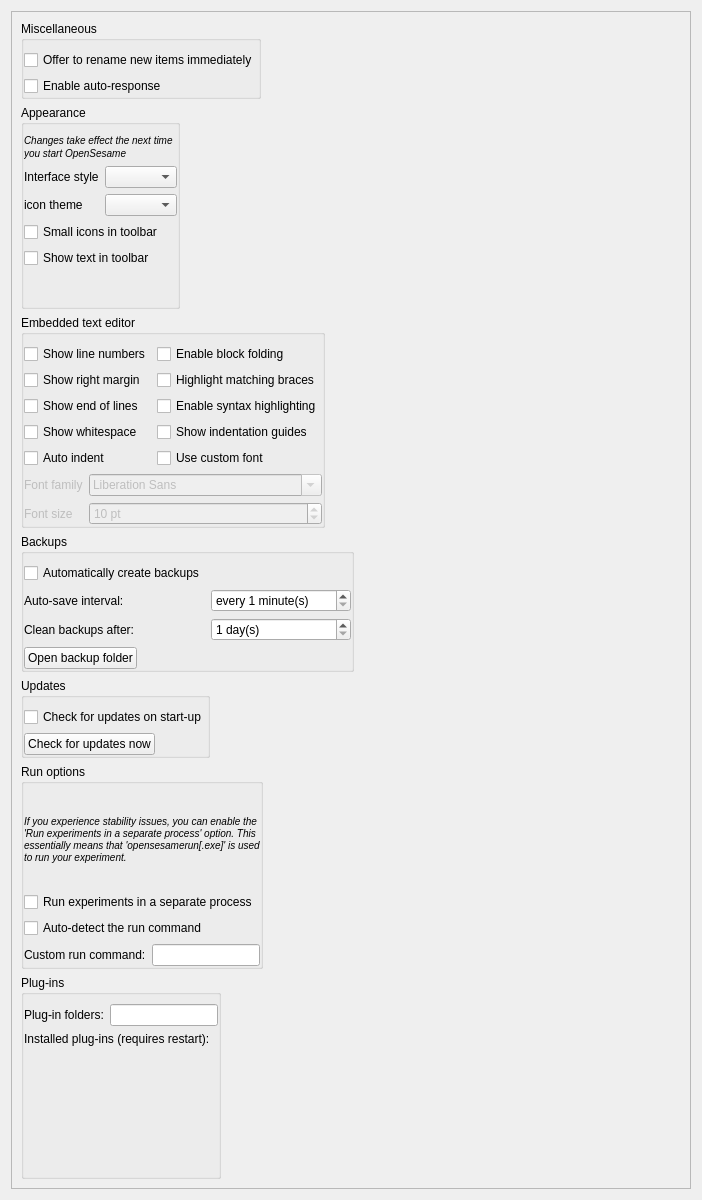
Old version of the form resources/ui/preferences_widget.ui in the repository open-cogsci/OpenSesame.
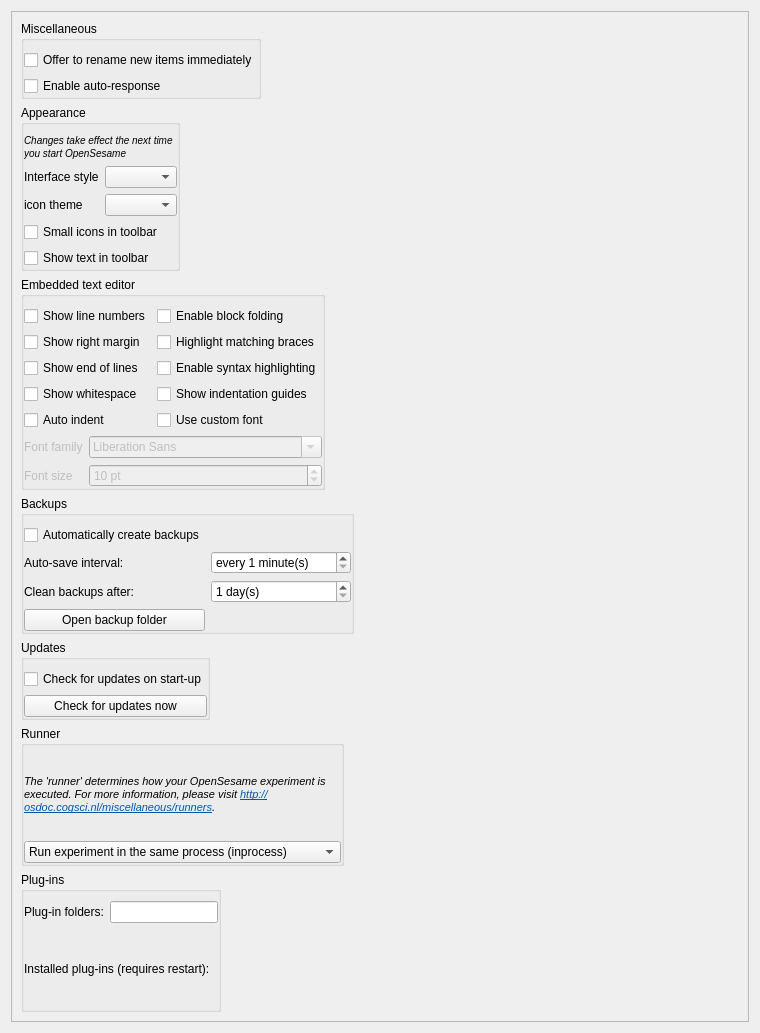
New version of the form. Icons and pictures are not drawn.

Commit message: Update preferences widget for runner selection

Patch:
```diff
--- a/resources/ui/preferences_widget.ui
+++ b/resources/ui/preferences_widget.ui
@@ -6,8 +6,8 @@
    <rect>
     <x>0</x>
     <y>0</y>
-    <width>702</width>
-    <height>1200</height>
+    <width>760</width>
+    <height>1033</height>
    </rect>
   </property>
   <property name="windowTitle">
@@ -24,8 +24,8 @@
        <rect>
         <x>0</x>
         <y>0</y>
-        <width>682</width>
-        <height>1180</height>
+        <width>746</width>
+        <height>1019</height>
        </rect>
       </property>
       <layout class="QVBoxLayout" name="verticalLayout_2">
@@ -81,7 +81,7 @@
          <property name="title">
           <string>Appearance</string>
          </property>
-         <layout class="QFormLayout" name="formLayout_4">
+         <layout class="QGridLayout" name="gridLayout_4">
           <property name="leftMargin">
            <number>0</number>
           </property>
@@ -153,10 +153,7 @@
          <property name="title">
           <string>Embedded text editor</string>
          </property>
-         <layout class="QFormLayout" name="formLayout_5">
-          <property name="fieldGrowthPolicy">
-           <enum>QFormLayout::AllNonFixedFieldsGrow</enum>
-          </property>
+         <layout class="QGridLayout" name="gridLayout_2">
           <property name="leftMargin">
            <number>0</number>
           </property>
@@ -298,22 +295,22 @@
          <property name="flat">
           <bool>false</bool>
          </property>
-         <layout class="QFormLayout" name="formLayout_2">
+         <layout class="QGridLayout" name="gridLayout_3">
+          <property name="leftMargin">
+           <number>0</number>
+          </property>
+          <property name="topMargin">
+           <number>9</number>
+          </property>
+          <property name="rightMargin">
+           <number>0</number>
+          </property>
+          <property name="bottomMargin">
+           <number>0</number>
+          </property>
           <property name="horizontalSpacing">
            <number>6</number>
           </property>
-          <property name="leftMargin">
-           <number>0</number>
-          </property>
-          <property name="topMargin">
-           <number>9</number>
-          </property>
-          <property name="rightMargin">
-           <number>0</number>
-          </property>
-          <property name="bottomMargin">
-           <number>0</number>
-          </property>
           <item row="0" column="0">
            <widget class="QCheckBox" name="checkbox_enable_autosave">
             <property name="text">
@@ -347,17 +344,6 @@
             </property>
            </widget>
           </item>
-          <item row="3" column="0">
-           <widget class="QPushButton" name="button_browse_autosave">
-            <property name="text">
-             <string>Open backup folder</string>
-            </property>
-            <property name="icon">
-             <iconset>
-              <normaloff>:/icons/browse.png</normaloff>:/icons/browse.png</iconset>
-            </property>
-           </widget>
-          </item>
           <item row="2" column="0">
            <widget class="QLabel" name="label_3">
             <property name="text">
@@ -378,6 +364,17 @@
             </property>
            </widget>
           </item>
+          <item row="3" column="0">
+           <widget class="QPushButton" name="button_browse_autosave">
+            <property name="text">
+             <string>Open backup folder</string>
+            </property>
+            <property name="icon">
+             <iconset>
+              <normaloff>:/icons/browse.png</normaloff>:/icons/browse.png</iconset>
+            </property>
+           </widget>
+          </item>
          </layout>
         </widget>
        </item>
@@ -392,10 +389,7 @@
          <property name="title">
           <string>Updates</string>
          </property>
-         <layout class="QFormLayout" name="formLayout">
-          <property name="fieldGrowthPolicy">
-           <enum>QFormLayout::AllNonFixedFieldsGrow</enum>
-          </property>
+         <layout class="QGridLayout" name="gridLayout_6">
           <property name="leftMargin">
            <number>0</number>
           </property>
@@ -435,7 +429,7 @@
           </sizepolicy>
          </property>
          <property name="title">
-          <string>Run options</string>
+          <string>Runner</string>
          </property>
          <layout class="QGridLayout" name="gridLayout">
           <property name="leftMargin">
@@ -453,7 +447,7 @@
           <item row="0" column="0" colspan="2">
            <widget class="QLabel" name="label">
             <property name="text">
-             <string>&lt;small&gt;&lt;i&gt;If you experience stability issues, you can enable the 'Run experiments in a separate process' option. This essentially means that 'opensesamerun[.exe]' is used to run your experiment.&lt;/i&gt;&lt;/small&gt;</string>
+             <string>&lt;html&gt;&lt;head/&gt;&lt;body&gt;&lt;p&gt;&lt;span style=&quot; font-size:8pt; font-style:italic;&quot;&gt;The 'runner' determines how your OpenSesame experiment is executed. For more information, please visit &lt;/span&gt;&lt;a href=&quot;http://osdoc.cogsci.nl/miscellaneous/runners&quot;&gt;&lt;span style=&quot; font-size:8pt; font-style:italic; text-decoration: underline; color:#0057ae;&quot;&gt;http://osdoc.cogsci.nl/miscellaneous/runners&lt;/span&gt;&lt;/a&gt;&lt;span style=&quot; font-size:8pt; font-style:italic;&quot;&gt;.&lt;/span&gt;&lt;/p&gt;&lt;/body&gt;&lt;/html&gt;</string>
             </property>
             <property name="wordWrap">
              <bool>true</bool>
@@ -461,29 +455,24 @@
            </widget>
           </item>
           <item row="1" column="0" colspan="2">
-           <widget class="QCheckBox" name="checkbox_opensesamerun">
-            <property name="text">
-             <string>Run experiments in a separate process</string>
-            </property>
+           <widget class="QComboBox" name="combobox_runner">
+            <item>
+             <property name="text">
+              <string>Run experiment in the same process (inprocess)</string>
+             </property>
+            </item>
+            <item>
+             <property name="text">
+              <string>Run experiment in a separate process (multiprocess)</string>
+             </property>
+            </item>
+            <item>
+             <property name="text">
+              <string>Run experiment with opensesamerun (external)</string>
+             </property>
+            </item>
            </widget>
           </item>
-          <item row="2" column="0" colspan="2">
-           <widget class="QCheckBox" name="checkbox_auto_opensesamerun_exec">
-            <property name="text">
-             <string>Auto-detect the run command</string>
-            </property>
-           </widget>
-          </item>
-          <item row="3" column="0">
-           <widget class="QLabel" name="label_opensesamerun_exec">
-            <property name="text">
-             <string>Custom run command:</string>
-            </property>
-           </widget>
-          </item>
-          <item row="3" column="1">
-           <widget class="QLineEdit" name="edit_opensesamerun_exec"/>
-          </item>
          </layout>
         </widget>
        </item>
@@ -498,10 +487,7 @@
          <property name="title">
           <string>Plug-ins</string>
          </property>
-         <layout class="QFormLayout" name="formLayout_7">
-          <property name="fieldGrowthPolicy">
-           <enum>QFormLayout::AllNonFixedFieldsGrow</enum>
-          </property>
+         <layout class="QGridLayout" name="gridLayout_7">
           <property name="leftMargin">
            <number>0</number>
           </property>
```
Left out of the diff: 91 changed lines with no effect on the pictures. The commit also changes 2 other files.
